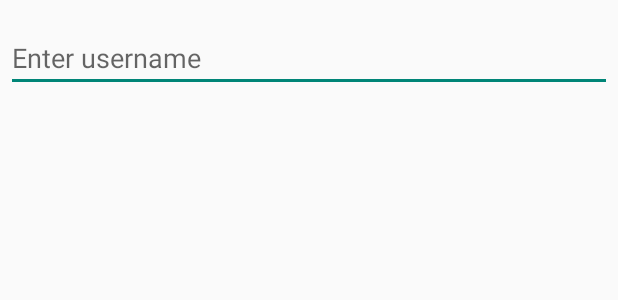
After one commit to luddev/Qriozity, an Android app: the layout dialog_username.xml on its own in the app's theme, with its tools: preview values and no code run, on a phone screen of 412 x 824 dp. The commit adds this screen. Shown: the top 300 px of the screen. Run offline under Robolectric (Android 15) with nearby library versions, the phone set to English and light mode, and no system bars.

Commit message:
Added Initial dialog and UI fixes

```diff
--- /dev/null
+++ b/app/src/main/res/layout/dialog_username.xml
@@ -0,0 +1,16 @@
+<?xml version="1.0" encoding="utf-8"?>
+<LinearLayout xmlns:android="http://schemas.android.com/apk/res/android"
+    android:orientation="vertical" android:layout_width="match_parent"
+    android:layout_height="match_parent">
+
+    <EditText
+        android:id="@+id/username_dlg"
+        android:inputType="textCapWords"
+        android:layout_width="match_parent"
+        android:layout_height="wrap_content"
+        android:layout_marginTop="16dp"
+        android:layout_marginLeft="4dp"
+        android:layout_marginRight="4dp"
+        android:layout_marginBottom="4dp"
+        android:hint="@string/username_hint" />
+</LinearLayout>
--- a/app/src/main/res/layout/fragment_main.xml
+++ b/app/src/main/res/layout/fragment_main.xml
@@ -23,6 +23,7 @@
             android:layout_width="wrap_content"
             android:layout_height="wrap_content"
             android:layout_gravity="center_horizontal"
+            android:fontFamily="monospace"
             android:text="@string/app_name"
             android:textSize="@dimen/abc_text_size_display_1_material"/>
 
--- a/app/src/main/res/values/strings.xml
+++ b/app/src/main/res/values/strings.xml
@@ -6,7 +6,7 @@
     <string name="stats">Stats</string>
     <string name="options">Options</string>
     <string name="exit">Exit</string>
-
+    <string name="username_hint">Enter username</string>
 <!-- TODO: Remove or change this placeholder text -->
     <string name="hello_blank_fragment">Hello blank fragment</string>
     <string name="title_activity_stats">StatsActivity</string>
--- a/app/src/main/res/values/strings_activity_settings.xml
+++ b/app/src/main/res/values/strings_activity_settings.xml
@@ -11,7 +11,7 @@
     </string>
 
     <string name="pref_title_user_name">Display name</string>
-    <string name="pref_default_display_name">Qriozity User</string>
+    <string name="pref_default_display_name">quser</string>
 
     <string name="pref_stats">Reset Stats</string>
     <string name="key_sound">sound</string>
```
Also changed, not shown: app/src/main/java/com/futuretraxex/qriozity/MainActivity.java (+9 -0 lines), app/src/main/java/com/futuretraxex/qriozity/MainFragment.java (+31 -0 lines).
